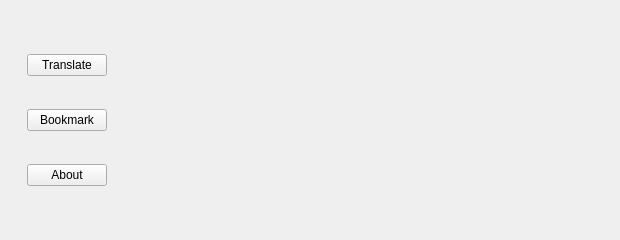
Before: the Qt Designer form src/gui/mainui2.ui in VxyX/OcrJpKanjiLearning, drawn with Qt 5.
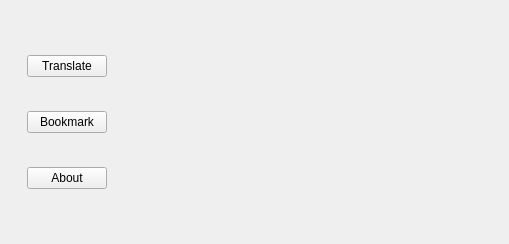
After: the same form once the commit is applied.

```diff
--- a/src/gui/mainui2.ui
+++ b/src/gui/mainui2.ui
@@ -6,8 +6,8 @@
    <rect>
     <x>0</x>
     <y>0</y>
-    <width>620</width>
-    <height>240</height>
+    <width>509</width>
+    <height>244</height>
    </rect>
   </property>
   <property name="sizePolicy">
```
